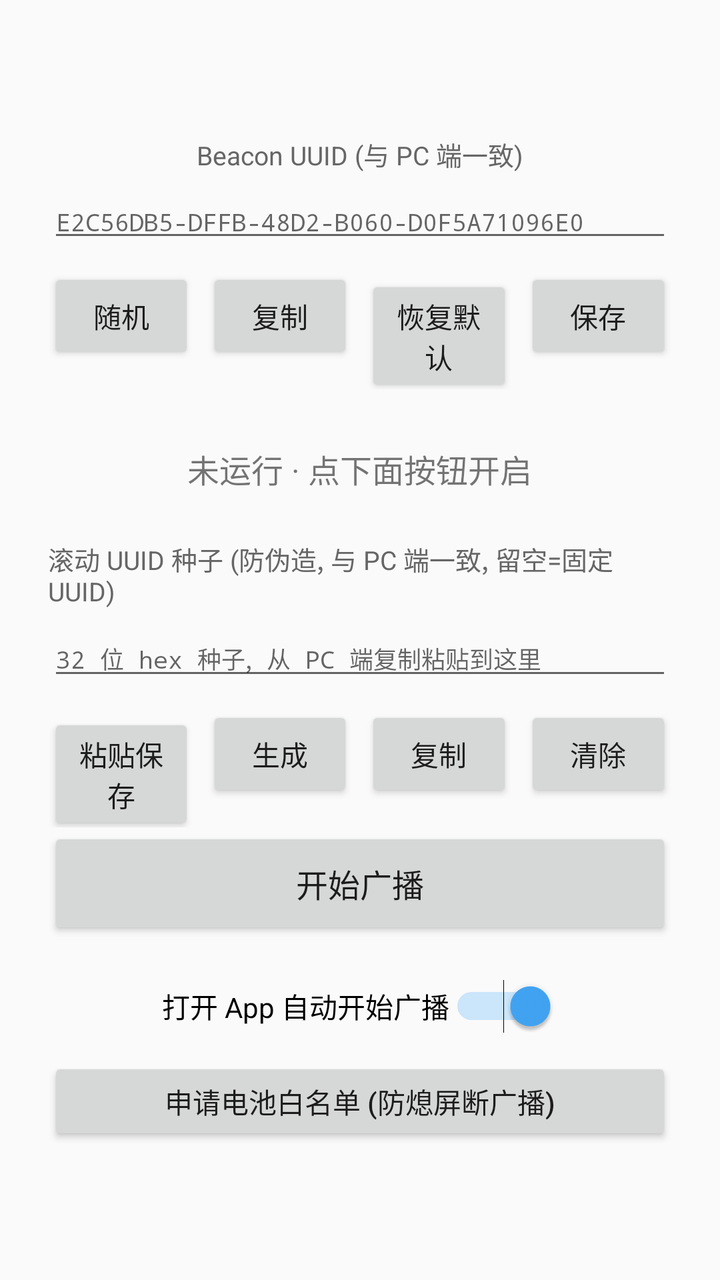
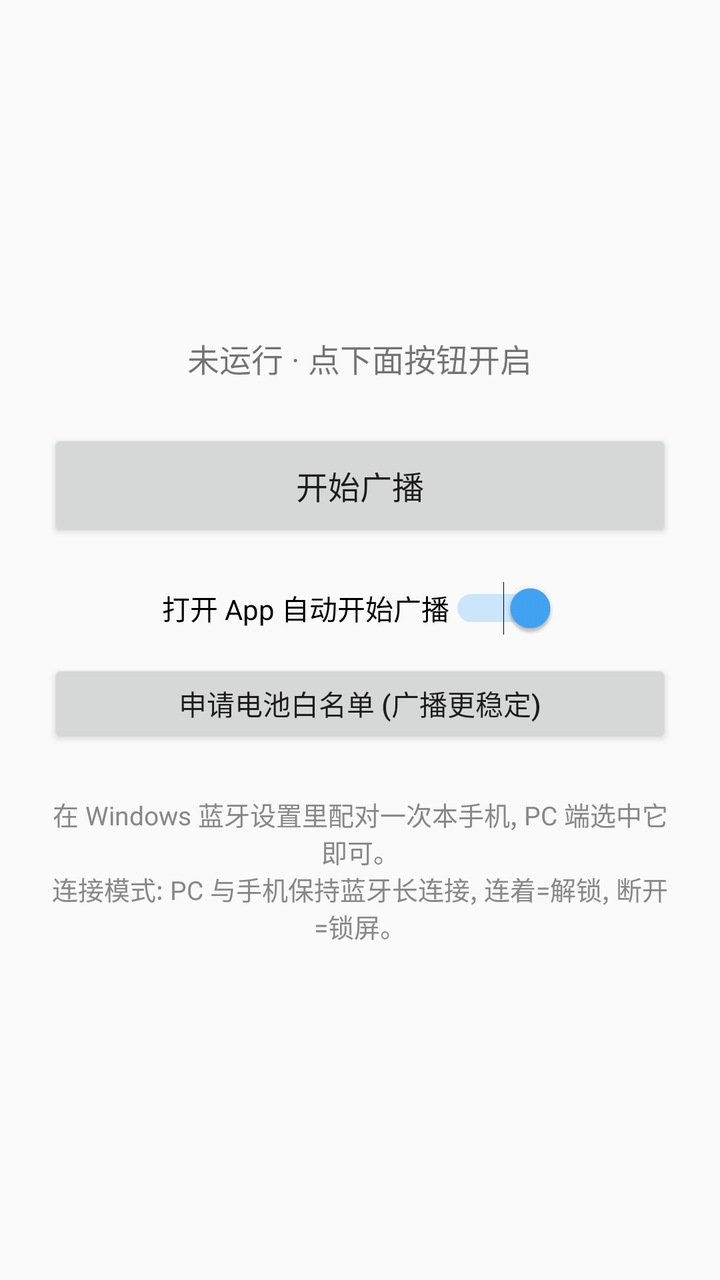

Compare the two renders of this Android layout. The source of the first and the diff that turns it into the second are given below.
<!-- AndroidManifest.xml: application theme Theme.ProximityLock -->
<!-- res/layout/activity_main.xml -->
<?xml version="1.0" encoding="utf-8"?>
<LinearLayout xmlns:android="http://schemas.android.com/apk/res/android"
    android:layout_width="match_parent"
    android:layout_height="match_parent"
    android:orientation="vertical"
    android:gravity="center"
    android:padding="24dp">

    <TextView
        android:layout_width="wrap_content"
        android:layout_height="wrap_content"
        android:text="Beacon UUID (与 PC 端一致)"
        android:textSize="13sp"
        android:textColor="#666666"
        android:layout_marginBottom="6dp" />

    <EditText
        android:id="@+id/uuidEdit"
        android:layout_width="match_parent"
        android:layout_height="wrap_content"
        android:fontFamily="monospace"
        android:textSize="12sp"
        android:hint="E2C56DB5-DFFB-48D2-B060-D0F5A71096E0" />

    <LinearLayout
        android:layout_width="match_parent"
        android:layout_height="wrap_content"
        android:orientation="horizontal"
        android:layout_marginTop="8dp">

        <Button
            android:id="@+id/btnRandom"
            android:layout_width="0dp"
            android:layout_height="wrap_content"
            android:layout_weight="1"
            android:layout_marginEnd="6dp"
            android:text="随机" />

        <Button
            android:id="@+id/btnCopy"
            android:layout_width="0dp"
            android:layout_height="wrap_content"
            android:layout_weight="1"
            android:layout_marginEnd="6dp"
            android:text="复制" />

        <Button
            android:id="@+id/btnDefault"
            android:layout_width="0dp"
            android:layout_height="wrap_content"
            android:layout_weight="1"
            android:layout_marginEnd="6dp"
            android:text="恢复默认" />

        <Button
            android:id="@+id/btnSave"
            android:layout_width="0dp"
            android:layout_height="wrap_content"
            android:layout_weight="1"
            android:text="保存" />
    </LinearLayout>

    <TextView
        android:id="@+id/statusText"
        android:layout_width="wrap_content"
        android:layout_height="wrap_content"
        android:text="未运行 · 点下面按钮开启"
        android:textSize="16sp"
        android:gravity="center"
        android:layout_marginTop="28dp"
        android:layout_marginBottom="24dp" />

    <TextView
        android:layout_width="wrap_content"
        android:layout_height="wrap_content"
        android:text="滚动 UUID 种子 (防伪造, 与 PC 端一致, 留空=固定 UUID)"
        android:textSize="13sp"
        android:textColor="#666666"
        android:layout_marginBottom="6dp" />

    <EditText
        android:id="@+id/seedEdit"
        android:layout_width="match_parent"
        android:layout_height="wrap_content"
        android:fontFamily="monospace"
        android:textSize="12sp"
        android:hint="32 位 hex 种子, 从 PC 端复制粘贴到这里"
        android:singleLine="true" />

    <LinearLayout
        android:layout_width="match_parent"
        android:layout_height="wrap_content"
        android:orientation="horizontal"
        android:layout_marginTop="8dp">

        <Button
            android:id="@+id/btnSeedPaste"
            android:layout_width="0dp"
            android:layout_height="wrap_content"
            android:layout_weight="1"
            android:layout_marginEnd="6dp"
            android:text="粘贴保存" />

        <Button
            android:id="@+id/btnSeedGen"
            android:layout_width="0dp"
            android:layout_height="wrap_content"
            android:layout_weight="1"
            android:layout_marginEnd="6dp"
            android:text="生成" />

        <Button
            android:id="@+id/btnSeedCopy"
            android:layout_width="0dp"
            android:layout_height="wrap_content"
            android:layout_weight="1"
            android:layout_marginEnd="6dp"
            android:text="复制" />

        <Button
            android:id="@+id/btnSeedClear"
            android:layout_width="0dp"
            android:layout_height="wrap_content"
            android:layout_weight="1"
            android:text="清除" />
    </LinearLayout>

    <Button
        android:id="@+id/toggleBtn"
        android:layout_width="match_parent"
        android:layout_height="56dp"
        android:text="开始广播"
        android:textSize="16sp" />

    <Switch
        android:id="@+id/autoStartSwitch"
        android:layout_width="wrap_content"
        android:layout_height="wrap_content"
        android:layout_marginTop="20dp"
        android:text="打开 App 自动开始广播"
        android:textSize="14sp"
        android:checked="true" />

    <Button
        android:id="@+id/btnBattery"
        android:layout_width="match_parent"
        android:layout_height="44dp"
        android:layout_marginTop="12dp"
        android:textAllCaps="false"
        android:text="申请电池白名单 (防熄屏断广播)" />

</LinearLayout>
<!-- resources referenced by this layout -->
<resources>
  <style name="Theme.ProximityLock" parent="Theme.AppCompat.Light.DarkActionBar">
          <item name="colorPrimary">#1565C0</item>
          <item name="colorPrimaryDark">#0D47A1</item>
          <item name="colorAccent">#42A5F5</item>
      </style>
</resources>

<!-- the commit's change to res/layout/activity_main.xml (unified diff, before → after) -->
@@ -7,123 +7,13 @@
     android:padding="24dp">
 
     <TextView
-        android:layout_width="wrap_content"
-        android:layout_height="wrap_content"
-        android:text="Beacon UUID (与 PC 端一致)"
-        android:textSize="13sp"
-        android:textColor="#666666"
-        android:layout_marginBottom="6dp" />
-
-    <EditText
-        android:id="@+id/uuidEdit"
-        android:layout_width="match_parent"
-        android:layout_height="wrap_content"
-        android:fontFamily="monospace"
-        android:textSize="12sp"
-        android:hint="E2C56DB5-DFFB-48D2-B060-D0F5A71096E0" />
-
-    <LinearLayout
-        android:layout_width="match_parent"
-        android:layout_height="wrap_content"
-        android:orientation="horizontal"
-        android:layout_marginTop="8dp">
-
-        <Button
-            android:id="@+id/btnRandom"
-            android:layout_width="0dp"
-            android:layout_height="wrap_content"
-            android:layout_weight="1"
-            android:layout_marginEnd="6dp"
-            android:text="随机" />
-
-        <Button
-            android:id="@+id/btnCopy"
-            android:layout_width="0dp"
-            android:layout_height="wrap_content"
-            android:layout_weight="1"
-            android:layout_marginEnd="6dp"
-            android:text="复制" />
-
-        <Button
-            android:id="@+id/btnDefault"
-            android:layout_width="0dp"
-            android:layout_height="wrap_content"
-            android:layout_weight="1"
-            android:layout_marginEnd="6dp"
-            android:text="恢复默认" />
-
-        <Button
-            android:id="@+id/btnSave"
-            android:layout_width="0dp"
-            android:layout_height="wrap_content"
-            android:layout_weight="1"
-            android:text="保存" />
-    </LinearLayout>
-
-    <TextView
         android:id="@+id/statusText"
         android:layout_width="wrap_content"
         android:layout_height="wrap_content"
         android:text="未运行 · 点下面按钮开启"
         android:textSize="16sp"
         android:gravity="center"
-        android:layout_marginTop="28dp"
         android:layout_marginBottom="24dp" />
-
-    <TextView
-        android:layout_width="wrap_content"
-        android:layout_height="wrap_content"
-        android:text="滚动 UUID 种子 (防伪造, 与 PC 端一致, 留空=固定 UUID)"
-        android:textSize="13sp"
-        android:textColor="#666666"
-        android:layout_marginBottom="6dp" />
-
-    <EditText
-        android:id="@+id/seedEdit"
-        android:layout_width="match_parent"
-        android:layout_height="wrap_content"
-        android:fontFamily="monospace"
-        android:textSize="12sp"
-        android:hint="32 位 hex 种子, 从 PC 端复制粘贴到这里"
-        android:singleLine="true" />
-
-    <LinearLayout
-        android:layout_width="match_parent"
-        android:layout_height="wrap_content"
-        android:orientation="horizontal"
-        android:layout_marginTop="8dp">
-
-        <Button
-            android:id="@+id/btnSeedPaste"
-            android:layout_width="0dp"
-            android:layout_height="wrap_content"
-            android:layout_weight="1"
-            android:layout_marginEnd="6dp"
-            android:text="粘贴保存" />
-
-        <Button
-            android:id="@+id/btnSeedGen"
-            android:layout_width="0dp"
-            android:layout_height="wrap_content"
-            android:layout_weight="1"
-            android:layout_marginEnd="6dp"
-            android:text="生成" />
-
-        <Button
-            android:id="@+id/btnSeedCopy"
-            android:layout_width="0dp"
-            android:layout_height="wrap_content"
-            android:layout_weight="1"
-            android:layout_marginEnd="6dp"
-            android:text="复制" />
-
-        <Button
-            android:id="@+id/btnSeedClear"
-            android:layout_width="0dp"
-            android:layout_height="wrap_content"
-            android:layout_weight="1"
-            android:text="清除" />
-    </LinearLayout>
 
     <Button
         android:id="@+id/toggleBtn"
@@ -147,6 +37,15 @@
         android:layout_height="44dp"
         android:layout_marginTop="12dp"
         android:textAllCaps="false"
-        android:text="申请电池白名单 (防熄屏断广播)" />
+        android:text="申请电池白名单 (广播更稳定)" />
+
+    <TextView
+        android:layout_width="match_parent"
+        android:layout_height="wrap_content"
+        android:layout_marginTop="24dp"
+        android:textSize="13sp"
+        android:textColor="#888888"
+        android:gravity="center"
+        android:text="在 Windows 蓝牙设置里配对一次本手机, PC 端选中它即可。\n连接模式: PC 与手机保持蓝牙长连接, 连着=解锁, 断开=锁屏。" />
 
 </LinearLayout>
